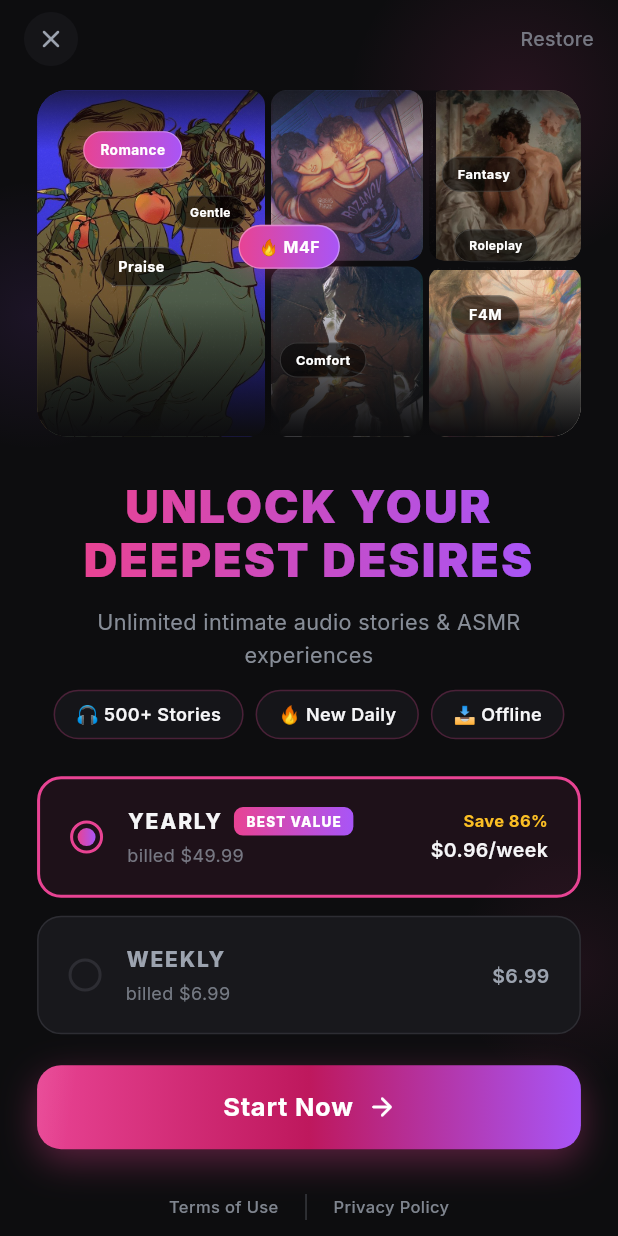
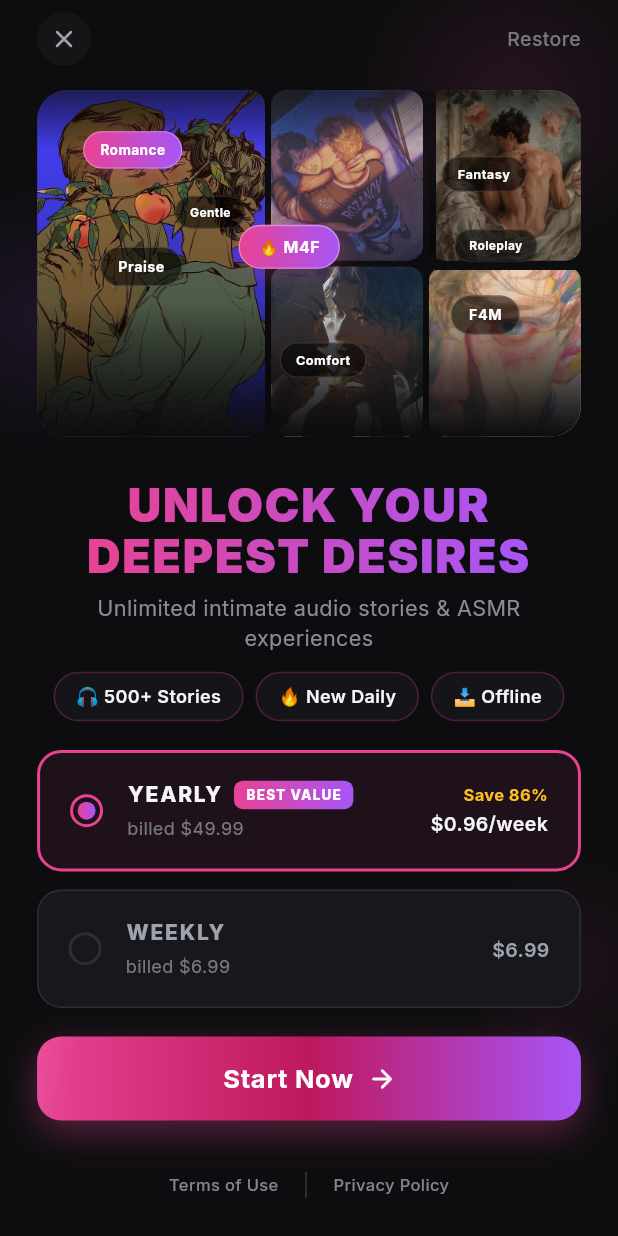
Before and after one commit to lamtrang2405/paywall, a Flutter app: the screen it shows after launch, on a phone screen of 412 x 824 dp. Run offline on Flutter 3.47's test engine with Material 3 defaults, Android fonts, the phone set to English and light mode, and no system bars; our stand-ins replace google_fonts.

Commit message:
feat: implement non-scrollable adaptive layout for all screen heights

```diff
--- a/lib/paywall_screen.dart
+++ b/lib/paywall_screen.dart
@@ -109,8 +109,14 @@ class _PaywallScreenState extends State<PaywallScreen>
   @override
   Widget build(BuildContext context) {
     final size = MediaQuery.of(context).size;
-    final isShort = size.height < 700;
-    final horizontalPadding = size.width * 0.06;
+    final screenHeight = size.height;
+    final screenWidth = size.width;
+
+    // Determine if we are on a very short device (iPhone SE etc)
+    final bool isUltraShort = screenHeight < 650;
+    final bool isShort = screenHeight < 750;
+
+    final horizontalPadding = screenWidth * 0.06;
 
     SystemChrome.setSystemUIOverlayStyle(SystemUiOverlayStyle.light);
 
@@ -123,34 +129,42 @@ class _PaywallScreenState extends State<PaywallScreen>
 
           // ── Content ──
           SafeArea(
+            child: Padding(
+              padding: EdgeInsets.symmetric(horizontal: horizontalPadding),
               child: Column(
                 children: [
-                // Top bar
+                  // Top bar (Zero horizontal padding here because parent has it)
                   _buildTopBar(),
-                // Scrollable content
-                Expanded(
-                  child: SingleChildScrollView(
-                    physics: const BouncingScrollPhysics(),
-                    padding: EdgeInsets.symmetric(
-                      horizontal: horizontalPadding,
-                    ),
-                    child: Column(
-                      children: [
-                        SizedBox(height: size.height * 0.01),
-                        // Hero art grid
+
+                  // Use Spacer/Flexible to distribute space proportionally
+                  SizedBox(height: screenHeight * 0.01),
+
+                  // Hero art grid - aggressive scaling for short screens
                   _HeroArtGrid(
                     shimmerController: _shimmerController,
-                          height: size.height * (isShort ? 0.3 : 0.28),
+                    height:
+                        screenHeight *
+                        (isUltraShort ? 0.22 : (isShort ? 0.25 : 0.28)),
                   ),
-                        SizedBox(height: size.height * 0.035),
+
+                  SizedBox(
+                    height: screenHeight * (isUltraShort ? 0.02 : 0.035),
+                  ),
+
                   // Headline
-                        _buildHeadline(size.width),
-                        const SizedBox(height: 12),
-                        _buildSubheadline(size.width),
-                        const SizedBox(height: 12),
+                  _buildHeadline(screenWidth, isUltraShort),
+
+                  SizedBox(height: isUltraShort ? 4 : 8),
+
+                  _buildSubheadline(screenWidth, isUltraShort),
+
+                  SizedBox(height: isUltraShort ? 8 : 12),
+
                   // Feature pills
-                        _buildFeaturePills(),
-                        SizedBox(height: size.height * 0.03),
+                  _buildFeaturePills(isUltraShort),
+
+                  const Spacer(),
+
                   // Plan cards
                   if (_showAllOptions) ...[
                     _PlanCard(
@@ -161,14 +175,16 @@ class _PaywallScreenState extends State<PaywallScreen>
                       badge: 'BEST VALUE',
                       savings: widget.yearlySavings,
                       onTap: () => setState(() => _selectedPlan = 1),
+                      isCompact: isUltraShort,
                     ),
-                          const SizedBox(height: 12),
+                    SizedBox(height: isUltraShort ? 8 : 12),
                     _PlanCard(
                       isSelected: _selectedPlan == 0,
                       label: 'WEEKLY',
                       price: widget.weeklyPrice,
                       perWeek: widget.weeklyPrice,
                       onTap: () => setState(() => _selectedPlan = 0),
+                      isCompact: isUltraShort,
                     ),
                   ] else ...[
                     _PlanCard(
@@ -179,23 +195,27 @@ class _PaywallScreenState extends State<PaywallScreen>
                       badge: 'BEST VALUE',
                       savings: widget.yearlySavings,
                       onTap: () {},
+                      isCompact: isUltraShort,
                     ),
                   ],
-                        SizedBox(height: size.height * 0.025),
+
+                  const Spacer(),
+
                   // CTA
                   _CtaButton(
                     shimmerController: _shimmerController,
                     shakeAnimation: _shakeAnimation,
+                    height: isUltraShort ? 48 : 56,
                   ),
-                        SizedBox(height: size.height * 0.035),
+
+                  SizedBox(height: screenHeight * (isUltraShort ? 0.02 : 0.04)),
+
                   // New Footer
-                        _buildUnifiedFooter(),
-                        const SizedBox(height: 24),
+                  _buildUnifiedFooter(isUltraShort),
+
+                  SizedBox(height: isUltraShort ? 12 : 24),
                 ],
               ),
-                  ),
-                ),
-              ],
             ),
           ),
         ],
@@ -206,7 +226,7 @@ class _PaywallScreenState extends State<PaywallScreen>
   // ── Top bar ──
   Widget _buildTopBar() {
     return Padding(
-      padding: const EdgeInsets.symmetric(horizontal: 16, vertical: 8),
+      padding: const EdgeInsets.symmetric(vertical: 8),
       child: Row(
         mainAxisAlignment: MainAxisAlignment.spaceBetween,
         children: [
@@ -245,9 +265,11 @@ class _PaywallScreenState extends State<PaywallScreen>
   }
 
   // ── Headline ──
-  Widget _buildHeadline(double screenWidth) {
-    // Dynamic font size from 24 to 32
-    final double fontSize = (screenWidth * 0.075).clamp(24.0, 32.0);
+  Widget _buildHeadline(double screenWidth, bool isUltraShort) {
+    // Dynamic font size, smaller on short screens
+    final double baseSize = isUltraShort ? 22 : 28;
+    final double fontSize = (screenWidth * 0.075).clamp(baseSize, 32.0);
+
     return ShaderMask(
       shaderCallback: (bounds) => const LinearGradient(
         colors: [_Palette.accent, _Palette.accentAlt],
@@ -258,8 +280,8 @@ class _PaywallScreenState extends State<PaywallScreen>
         style: TextStyle(
           fontSize: fontSize,
           fontWeight: FontWeight.w900,
-          height: 1.15,
-          letterSpacing: 1.5,
+          height: 1.1,
+          letterSpacing: 1.2,
           color: Colors.white,
         ),
       ),
@@ -267,30 +289,35 @@ class _PaywallScreenState extends State<PaywallScreen>
   }
 
   // ── Subheadline ──
-  Widget _buildSubheadline(double screenWidth) {
-    final double fontSize = (screenWidth * 0.035).clamp(13.0, 16.0);
+  Widget _buildSubheadline(double screenWidth, bool isUltraShort) {
+    final double fontSize = (screenWidth * 0.035).clamp(12.0, 15.0);
     return Text(
       'Unlimited intimate audio stories & ASMR experiences',
       textAlign: TextAlign.center,
       style: TextStyle(
         fontSize: fontSize,
         color: _Palette.textSecondary.withOpacity(0.85),
-        height: 1.5,
+        height: 1.4,
       ),
     );
   }
 
   // ── Feature pills ──
-  Widget _buildFeaturePills() {
+  Widget _buildFeaturePills(bool isUltraShort) {
     final features = ['🎧 500+ Stories', '🔥 New Daily', '📥 Offline'];
+    final double fontSize = isUltraShort ? 10 : 12;
+
     return Wrap(
       alignment: WrapAlignment.center,
       spacing: 8,
-      runSpacing: 8,
+      runSpacing: 6,
       children: features
           .map(
             (f) => Container(
-              padding: const EdgeInsets.symmetric(horizontal: 14, vertical: 7),
+              padding: EdgeInsets.symmetric(
+                horizontal: isUltraShort ? 10 : 14,
+                vertical: isUltraShort ? 5 : 7,
+              ),
               decoration: BoxDecoration(
                 color: _Palette.surface.withOpacity(0.75),
                 borderRadius: BorderRadius.circular(20),
@@ -298,9 +325,9 @@ class _PaywallScreenState extends State<PaywallScreen>
               ),
               child: Text(
                 f,
-                style: const TextStyle(
+                style: TextStyle(
                   color: _Palette.textPrimary,
-                  fontSize: 12,
+                  fontSize: fontSize,
                   fontWeight: FontWeight.w600,
                 ),
               ),
@@ -311,25 +338,25 @@ class _PaywallScreenState extends State<PaywallScreen>
   }
 
   // ── New Unified Footer ──
-  Widget _buildUnifiedFooter() {
+  Widget _buildUnifiedFooter(bool isUltraShort) {
     return Row(
       mainAxisAlignment: MainAxisAlignment.center,
       children: [
-        _footerLink('Terms of Use', 'https://lucidfm.com/'),
+        _footerLink('Terms of Use', 'https://lucidfm.com/', isUltraShort),
         _footerDivider(),
-        _footerLink('Privacy Policy', 'https://lucidfm.com/'),
+        _footerLink('Privacy Policy', 'https://lucidfm.com/', isUltraShort),
       ],
     );
   }
 
-  Widget _footerLink(String text, String url) {
+  Widget _footerLink(String text, String url, bool isUltraShort) {
     return GestureDetector(
       onTap: () => _launchLegalUrl(url),
       child: Text(
         text,
         style: GoogleFonts.inter(
           color: _Palette.textSecondary.withOpacity(0.8),
-          fontSize: 11,
+          fontSize: isUltraShort ? 10 : 11,
           fontWeight: FontWeight.w500,
         ),
       ),
@@ -780,6 +807,7 @@ class _PlanCard extends StatelessWidget {
   final String? badge;
   final String? savings;
   final VoidCallback onTap;
+  final bool isCompact;
 
   const _PlanCard({
     required this.isSelected,
@@ -789,6 +817,7 @@ class _PlanCard extends StatelessWidget {
     this.badge,
     this.savings,
     required this.onTap,
+    this.isCompact = false,
   });
 
   @override
@@ -798,7 +827,10 @@ class _PlanCard extends StatelessWidget {
       child: AnimatedContainer(
         duration: const Duration(milliseconds: 250),
         curve: Curves.easeOut,
-        padding: const EdgeInsets.symmetric(horizontal: 20, vertical: 18),
+        padding: EdgeInsets.symmetric(
+          horizontal: isCompact ? 16 : 20,
+          vertical: isCompact ? 12 : 18,
+        ),
         decoration: BoxDecoration(
           color: isSelected
               ? _Palette.accent.withOpacity(0.08)
@@ -945,9 +977,11 @@ class _RadioDot extends StatelessWidget {
 class _CtaButton extends StatelessWidget {
   final AnimationController shimmerController;
   final Animation<double> shakeAnimation;
+  final double height;
   const _CtaButton({
     required this.shimmerController,
     required this.shakeAnimation,
+    required this.height,
   });
 
   @override
@@ -971,7 +1005,7 @@ class _CtaButton extends StatelessWidget {
             },
             child: Container(
               width: double.infinity,
-              height: 56,
+              height: height,
               decoration: BoxDecoration(
                 borderRadius: BorderRadius.circular(16),
                 gradient: const LinearGradient(
```
Lines whose indentation alone changed are shown as unchanged.
